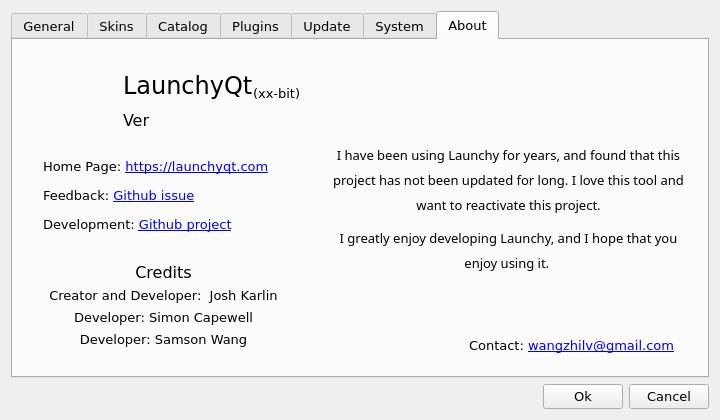
Above: src/OptionDialog.ui from samsonwang/LaunchyQt before the change. Below: the same form after it.
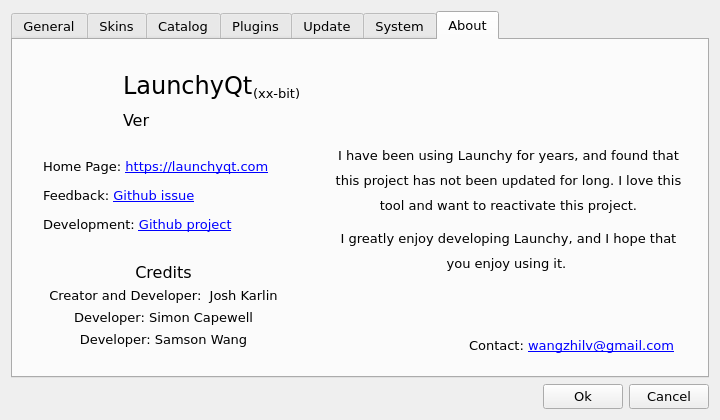
That is the form after the change. The open tabs and pages were chosen to show the change. Icons and pictures are not drawn. Custom widgets are drawn as their Qt base class.

Commit message: remove invalid font

The edit to the form file:
```diff
--- a/src/OptionDialog.ui
+++ b/src/OptionDialog.ui
@@ -2034,12 +2034,6 @@
          <height>16777215</height>
         </size>
        </property>
-       <property name="font">
-        <font>
-         <family>ADMUI3Lg</family>
-         <pointsize>10</pointsize>
-        </font>
-       </property>
        <property name="text">
         <string>&lt;!DOCTYPE HTML PUBLIC &quot;-//W3C//DTD HTML 4.0//EN&quot; &quot;http://www.w3.org/TR/REC-html40/strict.dtd&quot;&gt;
 &lt;html&gt;&lt;head&gt;&lt;meta name=&quot;qrichtext&quot; content=&quot;1&quot; /&gt;&lt;style type=&quot;text/css&quot;&gt;
```
